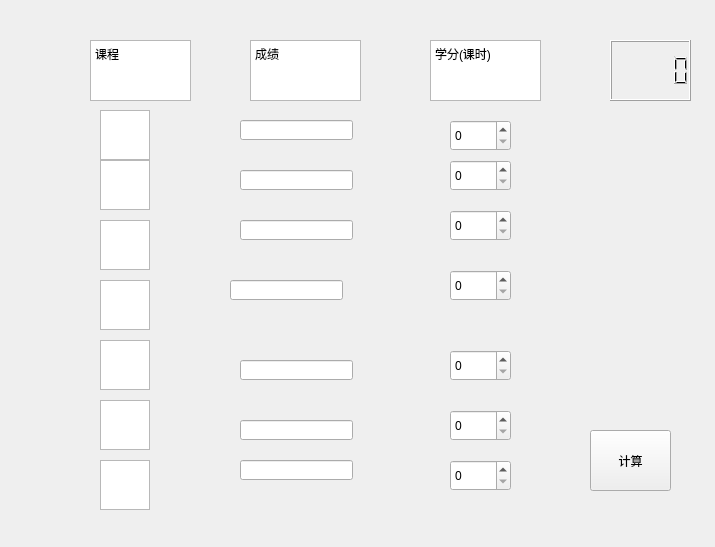
First picture: the form in youth.ui, repository LuoXubo/SUFE_Calculator, before the edit.
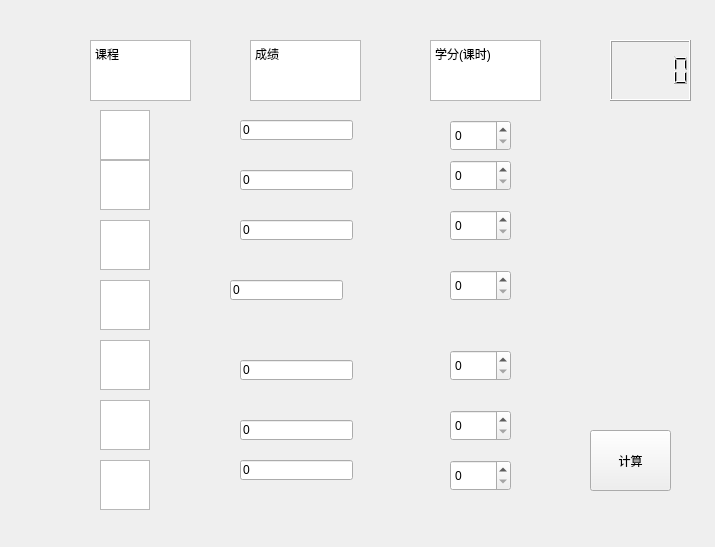
Second picture: the form after the edit.

The edit to the form file:
```diff
--- a/youth.ui
+++ b/youth.ui
@@ -143,6 +143,9 @@
      <height>20</height>
     </rect>
    </property>
+   <property name="text">
+    <string>0</string>
+   </property>
   </widget>
   <widget class="QLineEdit" name="g_2">
    <property name="geometry">
@@ -153,6 +156,9 @@
      <height>20</height>
     </rect>
    </property>
+   <property name="text">
+    <string>0</string>
+   </property>
   </widget>
   <widget class="QLineEdit" name="g_3">
    <property name="geometry">
@@ -163,6 +169,9 @@
      <height>20</height>
     </rect>
    </property>
+   <property name="text">
+    <string>0</string>
+   </property>
   </widget>
   <widget class="QLineEdit" name="g_4">
    <property name="geometry">
@@ -173,6 +182,9 @@
      <height>20</height>
     </rect>
    </property>
+   <property name="text">
+    <string>0</string>
+   </property>
   </widget>
   <widget class="QLineEdit" name="g_5">
    <property name="geometry">
@@ -183,6 +195,9 @@
      <height>20</height>
     </rect>
    </property>
+   <property name="text">
+    <string>0</string>
+   </property>
   </widget>
   <widget class="QLineEdit" name="g_6">
    <property name="geometry">
@@ -193,6 +208,9 @@
      <height>20</height>
     </rect>
    </property>
+   <property name="text">
+    <string>0</string>
+   </property>
   </widget>
   <widget class="QLineEdit" name="g_7">
    <property name="geometry">
@@ -203,6 +221,9 @@
      <height>20</height>
     </rect>
    </property>
+   <property name="text">
+    <string>0</string>
+   </property>
   </widget>
   <widget class="QSpinBox" name="c_1">
    <property name="geometry">
```
Left out of the diff: 2 changed lines with no effect on the pictures.
